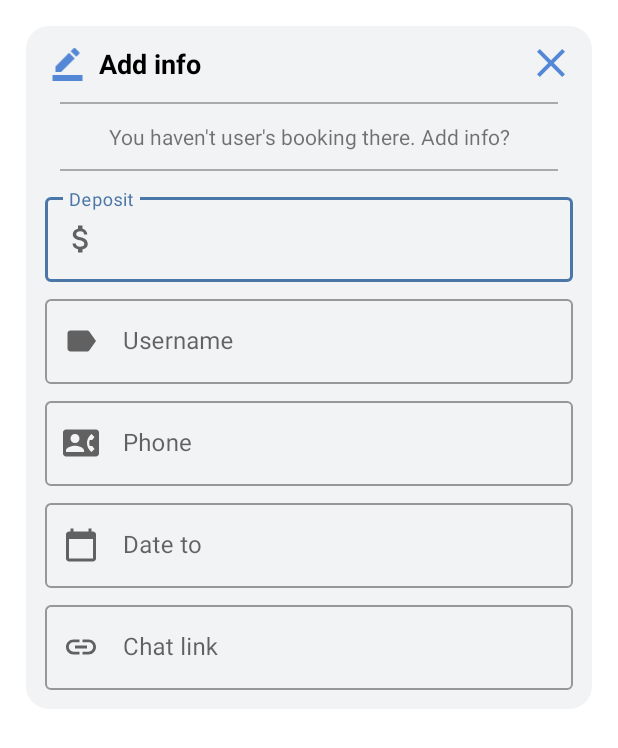
After one commit to d3b8g/Landbord, an Android app: the layout widget_add_info.xml on its own in the app's theme, with its tools: preview values and no code run, on a phone screen of 412 x 824 dp. The commit adds this screen. Shown: the top 748 px of the screen. Run offline under Robolectric (Android 15) with nearby library versions, the phone set to English and light mode, and no system bars.

Commit message:
add picker null-exp widget_add_info.xml on main

```diff
--- a/app/src/main/java/net/d3b8g/landbord/ui/home/HomeFragment.kt
+++ b/app/src/main/java/net/d3b8g/landbord/ui/home/HomeFragment.kt
@@ -12,20 +12,24 @@ import android.widget.Button
 import android.widget.ListPopupWindow
 import androidx.core.content.edit
 import androidx.fragment.app.Fragment
+import androidx.fragment.app.activityViewModels
 import androidx.lifecycle.ViewModelProvider
 import androidx.preference.PreferenceManager
 import net.d3b8g.landbord.R
 import net.d3b8g.landbord.database.Booking.BookingDatabase
 import net.d3b8g.landbord.database.Flat.FlatDatabase
 import net.d3b8g.landbord.databinding.FragmentHomeBinding
+import net.d3b8g.landbord.widgets.add_info.AddInfoFragment
+import net.d3b8g.landbord.widgets.add_info.AddInfoViewModel
 import net.d3b8g.landbord.widgets.statistic.StatisticFragment
 import java.text.DateFormatSymbols
 import java.util.*
 
-class HomeFragment : Fragment() {
+class HomeFragment : Fragment(){
 
     private lateinit var homeViewModel: HomeViewModel
     private var _binding: FragmentHomeBinding? = null
+    private val model: AddInfoViewModel by activityViewModels()
 
     private val binding get() = _binding!!
 
@@ -77,11 +81,28 @@ class HomeFragment : Fragment() {
         binding.calendarView.setOnDateChangeListener { _, year, month, dayOfMonth ->
             binding.tvDate.text = convertDate(month, dayOfMonth)
             homeViewModel.getBookingData("${year}-${month}-${dayOfMonth}").observe(viewLifecycleOwner, {
-                Log.e("RRR", "${it.userPhone}")
+                if(it == null) {
+                    generateAddWidget()
+                }
             })
         }
 
+        model.widgetSetState.observe(viewLifecycleOwner, {
+            if(it) {
+                binding.widgetAddInfo.visibility = View.GONE
+            }
+        })
+
         return root
+    }
+
+    private fun generateAddWidget() {
+        binding.widgetInfo.visibility = View.GONE
+
+        if(binding.widgetAddInfo.visibility == View.GONE) binding.widgetAddInfo.visibility = View.VISIBLE
+        parentFragmentManager.beginTransaction()
+            .add(binding.widgetAddInfo.id, AddInfoFragment())
+            .commit()
     }
 
     private fun convertDate(month: Int, day: Int) = when (Locale.getDefault().displayLanguage) {
--- a/app/src/main/java/net/d3b8g/landbord/ui/home/HomeViewModel.kt
+++ b/app/src/main/java/net/d3b8g/landbord/ui/home/HomeViewModel.kt
@@ -44,5 +44,4 @@ class HomeViewModel(private val databaseFlat: FlatDatabaseDao,
             }
         }
     }
-
 }
--- /dev/null
+++ b/app/src/main/java/net/d3b8g/landbord/widgets/add_info/AddInfoFragment.kt
@@ -0,0 +1,53 @@
+package net.d3b8g.landbord.widgets.add_info
+
+import android.annotation.SuppressLint
+import android.app.ProgressDialog.show
+import android.os.Bundle
+import android.util.Log
+import android.view.View
+import androidx.fragment.app.Fragment
+import androidx.fragment.app.activityViewModels
+import com.google.android.material.datepicker.MaterialDatePicker
+import com.google.android.material.snackbar.Snackbar
+import net.d3b8g.landbord.R
+import net.d3b8g.landbord.databinding.WidgetAddInfoBinding
+import java.text.SimpleDateFormat
+import java.util.*
+
+class AddInfoFragment : Fragment(R.layout.widget_add_info) {
+
+    lateinit var binding: WidgetAddInfoBinding
+    private val model: AddInfoViewModel by activityViewModels()
+
+    @SuppressLint("SimpleDateFormat")
+    override fun onViewCreated(view: View, savedInstanceState: Bundle?) {
+        super.onViewCreated(view, savedInstanceState)
+
+        binding = WidgetAddInfoBinding.bind(view)
+
+        binding.closeWidget.setOnClickListener {
+            model.widgetSetState.value = true
+        }
+
+        binding.fieldDateTo.onFocusChangeListener =
+            View.OnFocusChangeListener { _, hasFocus ->
+
+                if(hasFocus) binding.fieldDateTo.hint = "YYYY-MM-DD"
+                else binding.fieldDateTo.hint = ""
+
+                val datePicker =
+                    MaterialDatePicker.Builder.datePicker()
+                        .setTitleText(getString(R.string.date_to))
+                        .build()
+
+                datePicker.show(parentFragmentManager, "DateOfEnd")
+                datePicker.addOnPositiveButtonClickListener {
+                    val today = SimpleDateFormat("yyyy-MM-DD").format(Date())
+                    if(it < Date().time) {
+                        Snackbar.make(view, getString(R.string.date_early_error), Snackbar.LENGTH_SHORT).show()
+                        binding.fieldDateTo.setText(today)
+                    }
+                }
+            }
+    }
+}
--- /dev/null
+++ b/app/src/main/java/net/d3b8g/landbord/widgets/add_info/AddInfoViewModel.kt
@@ -0,0 +1,8 @@
+package net.d3b8g.landbord.widgets.add_info
+
+import androidx.lifecycle.MutableLiveData
+import androidx.lifecycle.ViewModel
+
+class AddInfoViewModel : ViewModel() {
+    val widgetSetState = MutableLiveData<Boolean>()
+}
--- a/app/src/main/java/net/d3b8g/landbord/widgets/statistic/StatisticFragment.kt
+++ b/app/src/main/java/net/d3b8g/landbord/widgets/statistic/StatisticFragment.kt
@@ -17,7 +17,7 @@ class StatisticFragment : Fragment(R.layout.widget_statistics) {
     private lateinit var homeViewModel: StatisticViewModel
     lateinit var binding: WidgetStatisticsBinding
 
-    val maxDaysMonth = Calendar.getInstance().getActualMaximum(Calendar.DAY_OF_MONTH)
+    private val maxDaysMonth = Calendar.getInstance().getActualMaximum(Calendar.DAY_OF_MONTH)
 
     @SuppressLint("SetTextI18n")
     override fun onViewCreated(view: View, savedInstanceState: Bundle?) {
--- /dev/null
+++ b/app/src/main/res/drawable/ic_calendar_24.xml
@@ -0,0 +1,5 @@
+<vector android:height="24dp" android:tint="#5488D6"
+    android:viewportHeight="24" android:viewportWidth="24"
+    android:width="24dp" xmlns:android="http://schemas.android.com/apk/res/android">
+    <path android:fillColor="@android:color/white" android:pathData="M20,3h-1L19,1h-2v2L7,3L7,1L5,1v2L4,3c-1.1,0 -2,0.9 -2,2v16c0,1.1 0.9,2 2,2h16c1.1,0 2,-0.9 2,-2L22,5c0,-1.1 -0.9,-2 -2,-2zM20,21L4,21L4,8h16v13z"/>
+</vector>
--- /dev/null
+++ b/app/src/main/res/drawable/ic_close.xml
@@ -0,0 +1,5 @@
+<vector android:height="32dp" android:tint="#5488D6"
+    android:viewportHeight="24" android:viewportWidth="24"
+    android:width="32dp" xmlns:android="http://schemas.android.com/apk/res/android">
+    <path android:fillColor="@android:color/white" android:pathData="M19,6.41L17.59,5 12,10.59 6.41,5 5,6.41 10.59,12 5,17.59 6.41,19 12,13.41 17.59,19 19,17.59 13.41,12z"/>
+</vector>
--- /dev/null
+++ b/app/src/main/res/drawable/ic_contact_phone_24.xml
@@ -0,0 +1,5 @@
+<vector android:height="24dp" android:tint="#5488D6"
+    android:viewportHeight="24" android:viewportWidth="24"
+    android:width="24dp" xmlns:android="http://schemas.android.com/apk/res/android">
+    <path android:fillColor="@android:color/white" android:pathData="M22,3L2,3C0.9,3 0,3.9 0,5v14c0,1.1 0.9,2 2,2h20c1.1,0 1.99,-0.9 1.99,-2L24,5c0,-1.1 -0.9,-2 -2,-2zM8,6c1.66,0 3,1.34 3,3s-1.34,3 -3,3 -3,-1.34 -3,-3 1.34,-3 3,-3zM14,18L2,18v-1c0,-2 4,-3.1 6,-3.1s6,1.1 6,3.1v1zM17.85,14h1.64L21,16l-1.99,1.99c-1.31,-0.98 -2.28,-2.38 -2.73,-3.99 -0.18,-0.64 -0.28,-1.31 -0.28,-2s0.1,-1.36 0.28,-2c0.45,-1.62 1.42,-3.01 2.73,-3.99L21,8l-1.51,2h-1.64c-0.22,0.63 -0.35,1.3 -0.35,2s0.13,1.37 0.35,2z"/>
+</vector>
--- /dev/null
+++ b/app/src/main/res/drawable/ic_write.xml
@@ -0,0 +1,5 @@
+<vector android:height="32dp" android:tint="#5488D6"
+    android:viewportHeight="24" android:viewportWidth="24"
+    android:width="32dp" xmlns:android="http://schemas.android.com/apk/res/android">
+    <path android:fillColor="@android:color/white" android:pathData="M22,24H2v-4h20V24zM13.06,5.19l3.75,3.75L7.75,18H4v-3.75L13.06,5.19zM17.88,7.87l-3.75,-3.75l1.83,-1.83c0.39,-0.39 1.02,-0.39 1.41,0l2.34,2.34c0.39,0.39 0.39,1.02 0,1.41L17.88,7.87z"/>
+</vector>
--- a/app/src/main/res/layout/fragment_home.xml
+++ b/app/src/main/res/layout/fragment_home.xml
@@ -37,6 +37,7 @@
                 android:layout_width="match_parent"
                 android:layout_height="wrap_content"/>
             <LinearLayout
+                android:id="@+id/widget_info"
                 android:background="@drawable/widget_shape"
                 android:orientation="vertical"
                 android:layout_marginEnd="16dp"
@@ -77,6 +78,13 @@
                     android:layout_width="wrap_content"
                     android:layout_height="wrap_content"/>
             </LinearLayout>
+            <androidx.fragment.app.FragmentContainerView
+                android:id="@+id/widget_add_info"
+                android:layout_width="match_parent"
+                android:layout_height="wrap_content"/>
+            <LinearLayout
+                android:layout_width="match_parent"
+                android:layout_height="42dp"/>
         </LinearLayout>
     </ScrollView>
 </LinearLayout>
--- /dev/null
+++ b/app/src/main/res/layout/widget_add_info.xml
@@ -0,0 +1,151 @@
+<?xml version="1.0" encoding="utf-8"?>
+<LinearLayout android:layout_margin="16dp"
+    android:padding="8dp"
+    android:background="@drawable/widget_shape"
+    android:orientation="vertical"
+    xmlns:android="http://schemas.android.com/apk/res/android"
+    android:layout_width="match_parent"
+    android:layout_height="wrap_content"
+    xmlns:app="http://schemas.android.com/apk/res-auto">
+    <RelativeLayout
+        android:padding="6dp"
+        android:orientation="horizontal"
+        android:id="@+id/header_widget_busy"
+        android:layout_width="match_parent"
+        android:layout_height="36dp">
+        <ImageView
+            android:id="@+id/img_add_info"
+            android:src="@drawable/ic_write"
+            android:layout_width="30dp"
+            android:layout_height="30dp"/>
+        <TextView
+            android:layout_toRightOf="@id/img_add_info"
+            android:textColor="@color/black"
+            android:paddingStart="6dp"
+            android:gravity="center|left"
+            android:textSize="18sp"
+            android:textStyle="bold"
+            android:text="@string/title_add_info"
+            android:layout_width="wrap_content"
+            android:layout_height="match_parent"/>
+
+        <ImageButton
+            android:id="@+id/close_widget"
+            android:layout_width="30dp"
+            android:layout_height="30dp"
+            android:layout_alignParentEnd="true"
+            android:src="@drawable/ic_close"
+            android:background="@android:color/transparent" />
+    </RelativeLayout>
+    <LinearLayout
+        android:layout_marginTop="8dp"
+        android:layout_marginBottom="8dp"
+        android:layout_marginStart="16dp"
+        android:layout_marginEnd="16dp"
+        android:background="@color/colorMoreGray"
+        android:layout_width="match_parent"
+        android:layout_height="1dp"/>
+    <TextView
+        android:gravity="center"
+        android:textSize="14sp"
+        android:layout_margin="4dp"
+        android:text="@string/empty_data"
+        android:layout_width="match_parent"
+        android:layout_height="wrap_content"/>
+    <LinearLayout
+        android:layout_marginTop="8dp"
+        android:layout_marginStart="16dp"
+        android:layout_marginEnd="16dp"
+        android:background="@color/colorMoreGray"
+        android:layout_width="match_parent"
+        android:layout_height="1dp"/>
+    <LinearLayout
+        android:padding="6dp"
+        android:id="@+id/body_widget_busy"
+        android:orientation="vertical"
+        android:layout_width="match_parent"
+        android:layout_height="match_parent">
+        <com.google.android.material.textfield.TextInputLayout
+            android:layout_marginTop="6dp"
+            android:id="@+id/filledDepositField"
+            android:layout_width="match_parent"
+            android:layout_height="wrap_content"
+            app:startIconDrawable="@drawable/ic_money"
+            style="@style/Widget.MaterialComponents.TextInputLayout.OutlinedBox"
+            android:hint="@string/deposit">
+
+            <com.google.android.material.textfield.TextInputEditText
+                android:id="@+id/fieldDeposit"
+                android:layout_width="match_parent"
+                android:layout_height="wrap_content"
+                android:maxLength="32"
+                android:inputType="phone"
+                android:maxLines="1" />
+        </com.google.android.material.textfield.TextInputLayout>
+        <com.google.android.material.textfield.TextInputLayout
+            android:layout_marginTop="6dp"
+            android:id="@+id/filledUsernameField"
+            android:layout_width="match_parent"
+            android:layout_height="wrap_content"
+            app:startIconDrawable="@drawable/ic_label_24"
+            style="@style/Widget.MaterialComponents.TextInputLayout.OutlinedBox"
+            android:hint="@string/username">
+
+            <com.google.android.material.textfield.TextInputEditText
+                android:id="@+id/fieldUsername"
+                android:layout_width="match_parent"
+                android:layout_height="wrap_content"
+                android:maxLength="32"
+                android:maxLines="1" />
+        </com.google.android.material.textfield.TextInputLayout>
+        <com.google.android.material.textfield.TextInputLayout
+            android:layout_marginTop="6dp"
+            android:id="@+id/filledPhoneField"
+            android:layout_width="match_parent"
+            android:layout_height="wrap_content"
+            app:startIconDrawable="@drawable/ic_contact_phone_24"
+            style="@style/Widget.MaterialComponents.TextInputLayout.OutlinedBox"
+            android:hint="@string/phone">
+
+            <com.google.android.material.textfield.TextInputEditText
+                android:id="@+id/fieldPhone"
+                android:layout_width="match_parent"
+                android:layout_height="wrap_content"
+                android:inputType="phone"
+                android:maxLength="32"
+                android:maxLines="1" />
+        </com.google.android.material.textfield.TextInputLayout>
+        <com.google.android.material.textfield.TextInputLayout
+            android:layout_marginTop="6dp"
+            android:id="@+id/filledDateToField"
+            android:layout_width="match_parent"
+            android:layout_height="wrap_content"
+            app:startIconDrawable="@drawable/ic_calendar_24"
+            style="@style/Widget.MaterialComponents.TextInputLayout.OutlinedBox"
+            android:hint="@string/date_to">
+
+            <com.google.android.material.textfield.TextInputEditText
+                android:id="@+id/fieldDateTo"
+                android:layout_width="match_parent"
+                android:layout_height="wrap_content"
+                android:maxLength="32"
+                android:maxLines="1" />
+        </com.google.android.material.textfield.TextInputLayout>
+        <com.google.android.material.textfield.TextInputLayout
+            android:layout_marginTop="6dp"
+            android:id="@+id/filledChatLinkField"
+            android:layout_width="match_parent"
+            android:layout_height="wrap_content"
+            app:startIconDrawable="@drawable/ic_link_24"
+            style="@style/Widget.MaterialComponents.TextInputLayout.OutlinedBox"
+            android:hint="@string/chat_link">
+
+            <com.google.android.material.textfield.TextInputEditText
+                android:id="@+id/fieldChatLink"
+                android:layout_width="match_parent"
+                android:layout_height="wrap_content"
+                android:maxLength="32"
+                android:maxLines="1" />
+        </com.google.android.material.textfield.TextInputLayout>
+    </LinearLayout>
+</LinearLayout>
--- a/app/src/main/res/values/colors.xml
+++ b/app/src/main/res/values/colors.xml
@@ -8,5 +8,6 @@
     <color name="colorAccent">#536DFE</color>
     <color name="colorBlueStandard">#5488D6</color>
     <color name="colorGray">#f2f3f5</color>
+    <color name="colorMoreGray">@android:color/darker_gray</color>
     <color name="colorRed">#ff4040</color>
 </resources>
--- a/app/src/main/res/values/strings.xml
+++ b/app/src/main/res/values/strings.xml
@@ -20,4 +20,13 @@
     <string name="add_info_dialog">You do not have any apartments added to the application. Add information about the apartment so that the application will bring you benefit and comfort.</string>
     <string name="info">Info</string>
     <string name="busy_in_tt">Busy in</string>
+    <string name="title_add_info">Add info</string>
+    <string name="date">Date</string>
+    <string name="deposit">Deposit</string>
+    <string name="username">Username</string>
+    <string name="phone">Phone</string>
+    <string name="date_to">Date to</string>
+    <string name="chat_link">Chat link</string>
+    <string name="empty_data">You haven\'t user\'s booking there. Add info?</string>
+    <string name="date_early_error">Date cannot be early than now</string>
 </resources>
```
